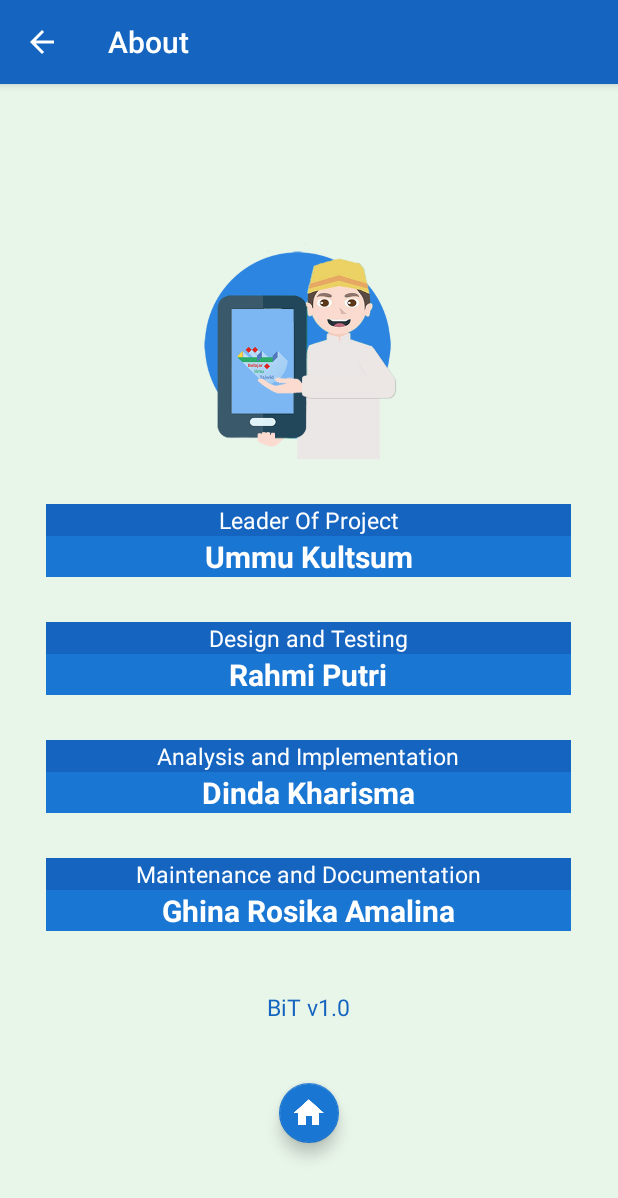
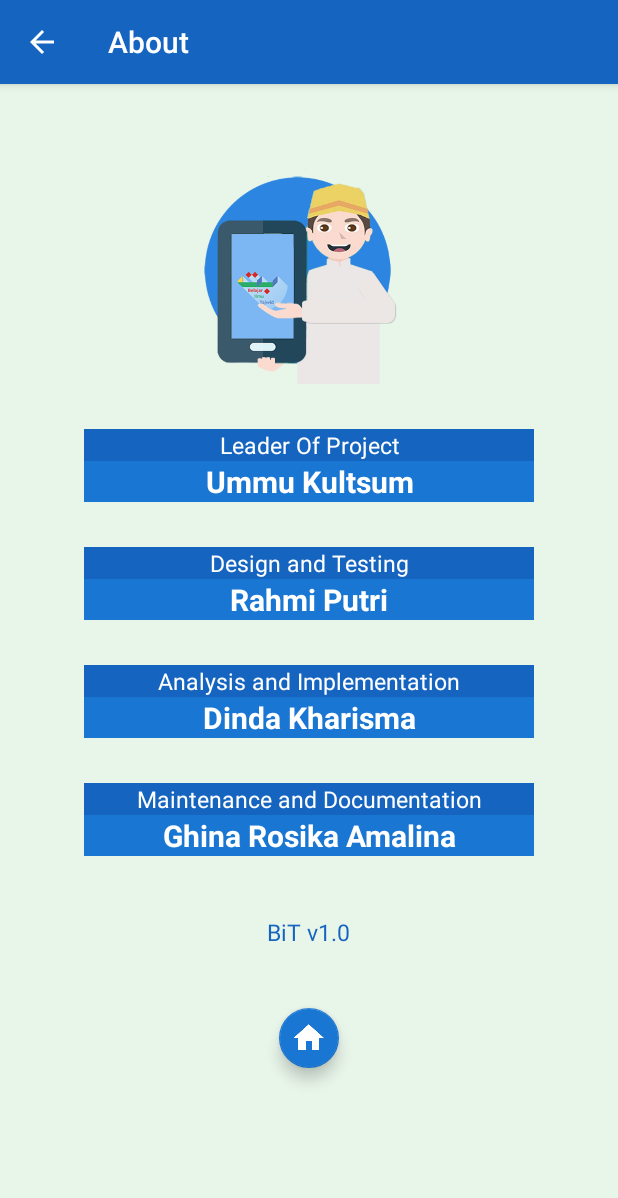
Before and after one commit to dindakhrsm/BiT, an Android app: the AboutActivity screen opened directly, with no data from a screen before it, on a phone screen of 412 x 824 dp. Shown: the top 1198 px of the screen. Run offline under Robolectric (Android 15) with nearby library versions, the phone set to English and light mode, and no system bars.

Commit message:
fixed layout

```diff
--- a/app/src/main/res/layout/about.xml
+++ b/app/src/main/res/layout/about.xml
@@ -12,11 +12,11 @@
         app:srcCompat="@drawable/page1"
         android:id="@+id/imageView12"
         android:layout_gravity="center"
-        android:layout_marginTop="80dp"/>
+        android:layout_marginTop="30dp"/>
 
     <TextView
         android:text="Leader Of Project"
-        android:layout_width="350dp"
+        android:layout_width="300dp"
         android:layout_height="wrap_content"
         android:id="@+id/textView"
         android:background="@color/colorPrimary"
@@ -27,7 +27,7 @@
 
     <TextView
         android:text="Ummu Kultsum"
-        android:layout_width="350dp"
+        android:layout_width="300dp"
         android:layout_height="wrap_content"
         android:id="@+id/textView2"
         android:textStyle="normal|bold"
@@ -39,7 +39,7 @@
 
     <TextView
         android:text="Design and Testing"
-        android:layout_width="350dp"
+        android:layout_width="300dp"
         android:layout_height="wrap_content"
         android:id="@+id/textView3"
         android:background="@color/colorPrimary"
@@ -51,7 +51,7 @@
 
     <TextView
         android:text="Rahmi Putri"
-        android:layout_width="350dp"
+        android:layout_width="300dp"
         android:layout_height="wrap_content"
         android:id="@+id/textView4"
         android:textStyle="normal|bold"
@@ -63,7 +63,7 @@
 
     <TextView
         android:text="Analysis and Implementation"
-        android:layout_width="350dp"
+        android:layout_width="300dp"
         android:layout_height="wrap_content"
         android:id="@+id/textView5"
         android:background="@color/colorPrimary"
@@ -75,7 +75,7 @@
 
     <TextView
         android:text="Dinda Kharisma"
-        android:layout_width="350dp"
+        android:layout_width="300dp"
         android:layout_height="wrap_content"
         android:id="@+id/textView6"
         android:textStyle="normal|bold"
@@ -87,7 +87,7 @@
 
     <TextView
         android:text="Maintenance and Documentation"
-        android:layout_width="350dp"
+        android:layout_width="300dp"
         android:layout_height="wrap_content"
         android:background="@color/colorPrimary"
         android:textSize="15sp"
@@ -98,7 +98,7 @@
 
     <TextView
         android:text="Ghina Rosika Amalina"
-        android:layout_width="350dp"
+        android:layout_width="300dp"
         android:layout_height="wrap_content"
         android:textStyle="normal|bold"
         android:textAlignment="center"
--- a/app/src/main/res/layout/content_main.xml
+++ b/app/src/main/res/layout/content_main.xml
@@ -13,9 +13,9 @@
     android:orientation="vertical">
 
     <ImageView
-        android:layout_width="300dp"
-        android:layout_height="300dp"
-        android:layout_marginTop="80dp"
+        android:layout_width="250dp"
+        android:layout_height="250dp"
+        android:layout_marginTop="50dp"
         app:srcCompat="@drawable/page1"
         android:id="@+id/imageView"
         android:layout_gravity="center"
```
Also changed, not shown: app/src/main/res/layout/level.xml (+5 -5 lines), app/src/main/res/layout/selection_level1.xml (+5 -5 lines), app/src/main/res/layout/selection_level2.xml (+5 -5 lines), app/src/main/res/layout/selection_level3.xml (+5 -5 lines).
